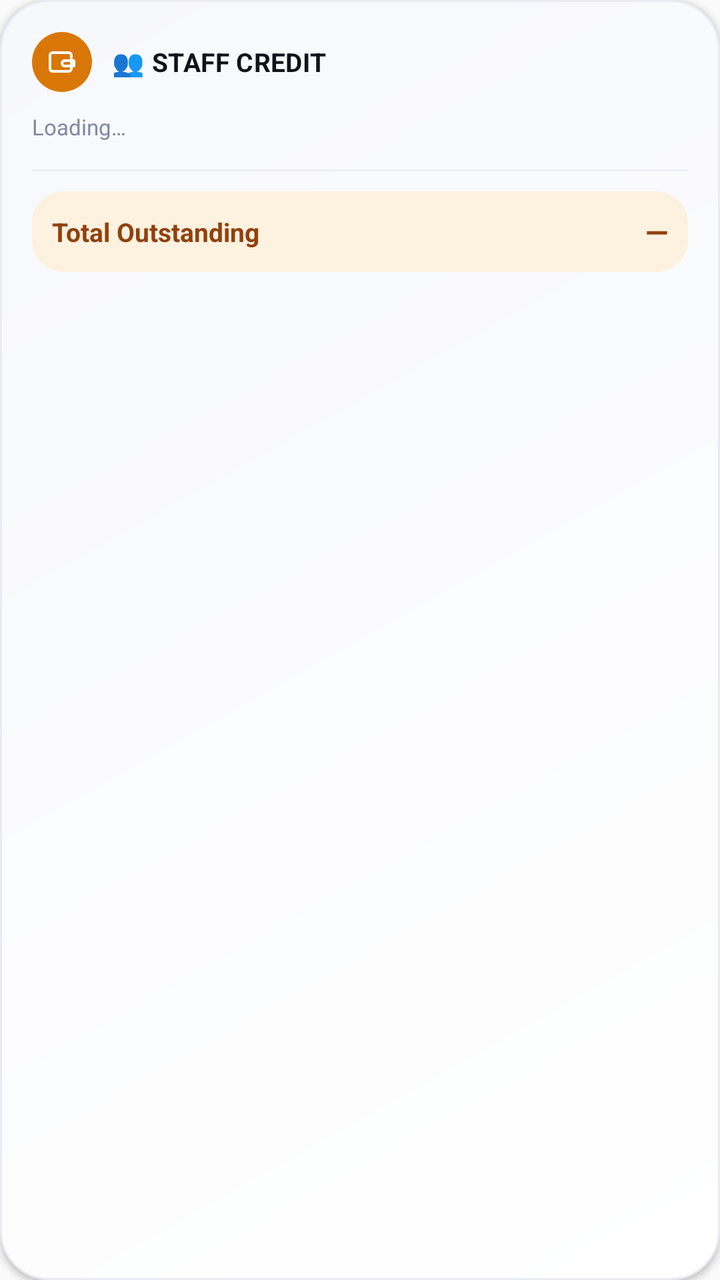
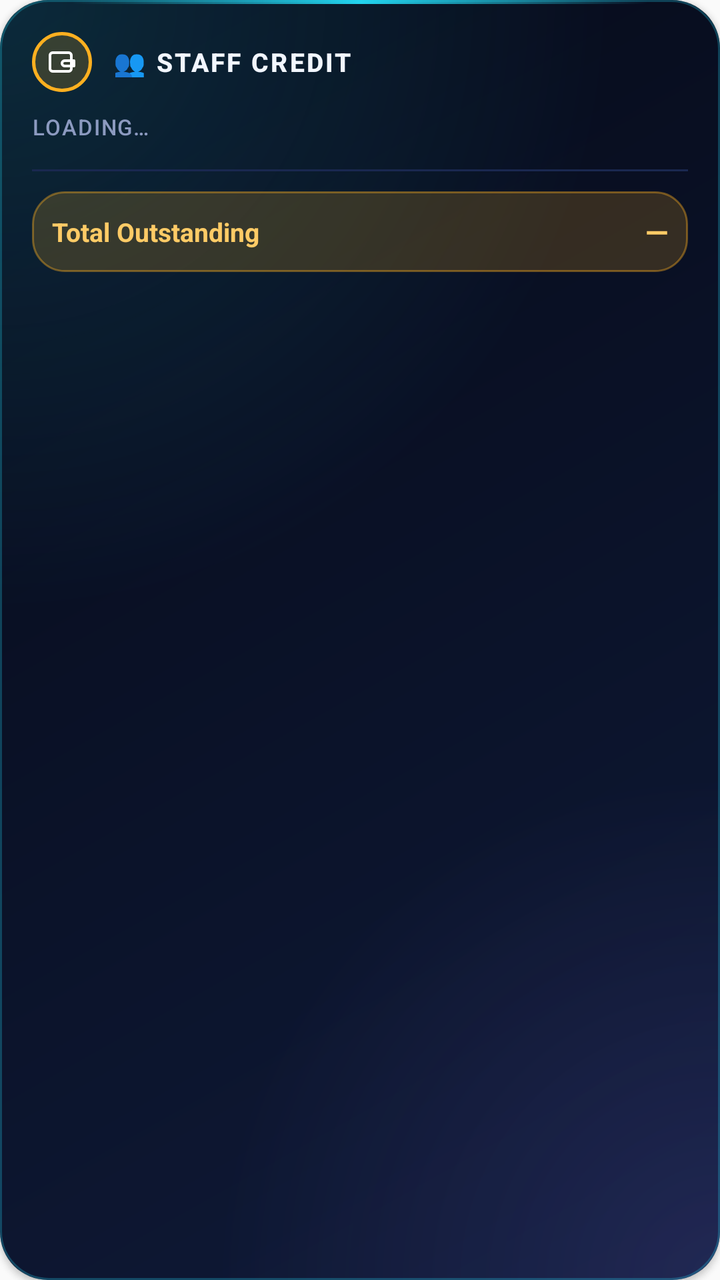

Before-and-after screenshots of an Android layout around one commit, followed by the original layout XML and the change that was made.
<!-- AndroidManifest.xml: application theme Theme.AppCompat.Light.NoActionBar -->
<!-- res/layout/widget_staff_credit.xml -->
<?xml version="1.0" encoding="utf-8"?>
<LinearLayout xmlns:android="http://schemas.android.com/apk/res/android"
    android:layout_width="match_parent"
    android:layout_height="match_parent"
    android:orientation="vertical"
    android:background="@drawable/widget_background"
    android:padding="16dp"
    android:elevation="2dp"
    android:id="@+id/staff_credit_widget_root">

    <LinearLayout
        android:layout_width="match_parent"
        android:layout_height="wrap_content"
        android:orientation="horizontal"
        android:gravity="center_vertical">
        <FrameLayout
            android:layout_width="30dp"
            android:layout_height="30dp"
            android:background="@drawable/badge_circle_credit">
            <ImageView android:layout_width="16dp" android:layout_height="16dp"
                android:layout_gravity="center" android:src="@drawable/ic_wallet" />
        </FrameLayout>
        <TextView
            android:layout_width="0dp"
            android:layout_height="wrap_content"
            android:layout_weight="1"
            android:layout_marginStart="10dp"
            android:text="@string/staff_credit_widget_title"
            android:textColor="@color/ink_900"
            android:textStyle="bold"
            android:textSize="13sp"
            android:letterSpacing="0.01" />
    </LinearLayout>

    <TextView
        android:id="@+id/staff_credit_label"
        android:layout_width="match_parent"
        android:layout_height="wrap_content"
        android:layout_marginTop="10dp"
        android:text="@string/staff_credit_widget_loading"
        android:textColor="@color/ink_500"
        android:textSize="11sp" />

    <LinearLayout
        android:id="@+id/staff_credit_list_container"
        android:layout_width="match_parent"
        android:layout_height="wrap_content"
        android:layout_marginTop="6dp"
        android:orientation="vertical" />

    <TextView
        android:layout_width="match_parent"
        android:layout_height="1dp"
        android:layout_marginTop="8dp"
        android:layout_marginBottom="10dp"
        android:background="@color/hairline" />

    <LinearLayout
        android:layout_width="match_parent"
        android:layout_height="wrap_content"
        android:orientation="horizontal"
        android:background="@drawable/tile_credit_soft"
        android:padding="10dp"
        android:gravity="center_vertical">
        <TextView
            android:layout_width="0dp"
            android:layout_height="wrap_content"
            android:layout_weight="1"
            android:text="@string/section_label_total"
            android:textColor="@color/accent_credit_dark"
            android:textStyle="bold"
            android:textSize="13sp" />
        <TextView
            android:id="@+id/staff_credit_total_value"
            android:layout_width="wrap_content"
            android:layout_height="wrap_content"
            android:text="—"
            android:textColor="@color/accent_credit_dark"
            android:textStyle="bold"
            android:textSize="15sp" />
    </LinearLayout>

    <TextView
        android:id="@+id/staff_credit_synced_at"
        android:layout_width="match_parent"
        android:layout_height="wrap_content"
        android:layout_marginTop="8dp"
        android:text=""
        android:textColor="@color/ink_400"
        android:textSize="9sp" />

</LinearLayout>
<!-- resources referenced by this layout -->
<resources>
  <color name="accent_credit_dark">#92400E</color>
  <color name="hairline">#EDEFF5</color>
  <color name="ink_400">#A6AABD</color>
  <color name="ink_500">#8388A0</color>
  <color name="ink_900">#12131A</color>
  <!-- drawable badge_circle_credit (drawable) -->
  <?xml version="1.0" encoding="utf-8"?>
  <shape xmlns:android="http://schemas.android.com/apk/res/android" android:shape="oval">
      <solid android:color="@color/accent_credit" />
  </shape>
  <!-- drawable tile_credit_soft (drawable) -->
  <?xml version="1.0" encoding="utf-8"?>
  <shape xmlns:android="http://schemas.android.com/apk/res/android" android:shape="rectangle">
      <corners android:radius="16dp" />
      <solid android:color="@color/accent_credit_soft" />
  </shape>
  <!-- drawable widget_background (drawable) -->
  <?xml version="1.0" encoding="utf-8"?>
  <shape xmlns:android="http://schemas.android.com/apk/res/android"
      android:shape="rectangle">
      <corners android:radius="24dp" />
      <gradient
          android:angle="135"
          android:startColor="@color/surface_card_top"
          android:endColor="@color/surface_card_bottom"
          android:type="linear" />
      <stroke android:width="1dp" android:color="@color/surface_inset_border" />
  </shape>
  <string name="section_label_total">Total Outstanding</string>
  <string name="staff_credit_widget_loading">Loading…</string>
  <string name="staff_credit_widget_title">👥 STAFF CREDIT</string>
  <color name="accent_credit">#D97706</color>
  <color name="accent_credit_soft">#FDF1DF</color>
  <color name="surface_card_top">#FFFFFF</color>
  <color name="surface_card_bottom">#F7F8FC</color>
  <color name="surface_inset_border">#E9EBF3</color>
  <!-- unchanged entries left out for length: 1 -->
</resources>

<!-- the commit's change to res/layout/widget_staff_credit.xml (unified diff, before → after) -->
@@ -29,7 +29,7 @@
             android:textColor="@color/ink_900"
             android:textStyle="bold"
             android:textSize="13sp"
-            android:letterSpacing="0.01" />
+            android:textAllCaps="true" android:letterSpacing="0.08" android:fontFamily="sans-serif-medium" />
     </LinearLayout>
 
     <TextView
@@ -39,7 +39,7 @@
         android:layout_marginTop="10dp"
         android:text="@string/staff_credit_widget_loading"
         android:textColor="@color/ink_500"
-        android:textSize="11sp" />
+        android:textSize="11sp" android:textAllCaps="true" android:letterSpacing="0.06" android:fontFamily="sans-serif-medium" />
 
     <LinearLayout
         android:id="@+id/staff_credit_list_container"
<!-- resource entries referenced after the edit -->
@@ -1,41 +1,56 @@
 <!-- resources referenced by this layout -->
 <resources>
-  <color name="accent_credit_dark">#92400E</color>
-  <color name="hairline">#EDEFF5</color>
-  <color name="ink_400">#A6AABD</color>
-  <color name="ink_500">#8388A0</color>
-  <color name="ink_900">#12131A</color>
+  <color name="accent_credit_dark">#FFFFCB66</color>
+  <color name="hairline">#FF1A2850</color>
+  <color name="ink_400">#FF7585AE</color>
+  <color name="ink_500">#FF8C9AC0</color>
+  <color name="ink_900">#FFF2F6FF</color>
   <!-- drawable badge_circle_credit (drawable) -->
   <?xml version="1.0" encoding="utf-8"?>
   <shape xmlns:android="http://schemas.android.com/apk/res/android" android:shape="oval">
-      <solid android:color="@color/accent_credit" />
+      <solid android:color="@color/accent_credit_soft" />
+      <stroke android:width="1.5dp" android:color="@color/accent_credit" />
   </shape>
   <!-- drawable tile_credit_soft (drawable) -->
   <?xml version="1.0" encoding="utf-8"?>
   <shape xmlns:android="http://schemas.android.com/apk/res/android" android:shape="rectangle">
       <corners android:radius="16dp" />
       <solid android:color="@color/accent_credit_soft" />
+      <stroke android:width="1dp" android:color="@color/accent_credit_edge" />
   </shape>
   <!-- drawable widget_background (drawable) -->
   <?xml version="1.0" encoding="utf-8"?>
-  <shape xmlns:android="http://schemas.android.com/apk/res/android"
-      android:shape="rectangle">
-      <corners android:radius="24dp" />
-      <gradient
-          android:angle="135"
-          android:startColor="@color/surface_card_top"
-          android:endColor="@color/surface_card_bottom"
-          android:type="linear" />
-      <stroke android:width="1dp" android:color="@color/surface_inset_border" />
-  </shape>
+  <layer-list xmlns:android="http://schemas.android.com/apk/res/android">
+      <item><shape android:shape="rectangle"><corners android:radius="24dp" />
+          <gradient android:angle="135" android:startColor="@color/surface_card_top" android:endColor="@color/surface_card_bottom" android:type="linear" /></shape></item>
+      <item><shape android:shape="rectangle"><corners android:radius="24dp" />
+          <gradient android:type="radial" android:gradientRadius="85%p" android:centerX="0.0" android:centerY="0.0"
+              android:startColor="@color/glow_cyan_start" android:endColor="@color/glow_cyan_end" /></shape></item>
+      <item><shape android:shape="rectangle"><corners android:radius="24dp" />
+          <gradient android:type="radial" android:gradientRadius="70%p" android:centerX="1.0" android:centerY="1.0"
+              android:startColor="@color/glow_violet_start" android:endColor="@color/glow_violet_end" /></shape></item>
+      <item><shape android:shape="rectangle"><corners android:radius="24dp" />
+          <stroke android:width="1dp" android:color="@color/neon_border" /></shape></item>
+      <item android:gravity="top" android:height="2dp" android:left="36dp" android:right="36dp">
+          <shape android:shape="rectangle"><corners android:radius="1dp" />
+              <gradient android:angle="0" android:startColor="@color/edge_fade_start" android:centerColor="@color/neon_cyan" android:endColor="@color/edge_fade_end" /></shape></item>
+  </layer-list>
   <string name="section_label_total">Total Outstanding</string>
   <string name="staff_credit_widget_loading">Loading…</string>
   <string name="staff_credit_widget_title">👥 STAFF CREDIT</string>
-  <color name="accent_credit">#D97706</color>
-  <color name="accent_credit_soft">#FDF1DF</color>
-  <color name="surface_card_top">#FFFFFF</color>
-  <color name="surface_card_bottom">#F7F8FC</color>
-  <color name="surface_inset_border">#E9EBF3</color>
+  <color name="accent_credit">#FFFFB020</color>
+  <color name="accent_credit_edge">#66FFB020</color>
+  <color name="accent_credit_soft">#2EFFB020</color>
+  <color name="surface_card_top">#FF0F1A38</color>
+  <color name="surface_card_bottom">#FF060A18</color>
+  <color name="glow_cyan_start">#2822D3EE</color>
+  <color name="glow_cyan_end">#0022D3EE</color>
+  <color name="glow_violet_start">#248B7CFF</color>
+  <color name="glow_violet_end">#008B7CFF</color>
+  <color name="neon_border">#4422D3EE</color>
+  <color name="edge_fade_start">#0022D3EE</color>
+  <color name="neon_cyan">#FF22D3EE</color>
+  <color name="edge_fade_end">#008B7CFF</color>
   <!-- unchanged entries left out for length: 1 -->
 </resources>
 
